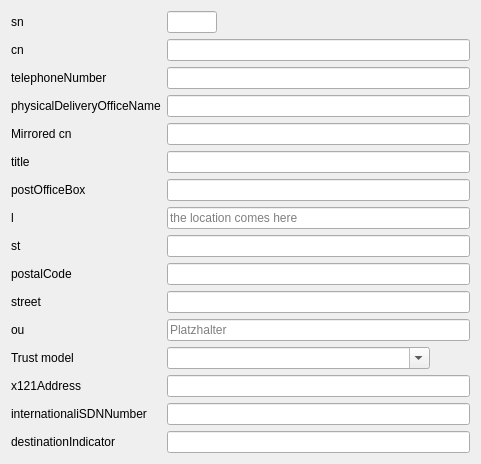
This is source/test.ui in gonicus/gosa as Qt 5 draws it before an edit. The edited form follows.
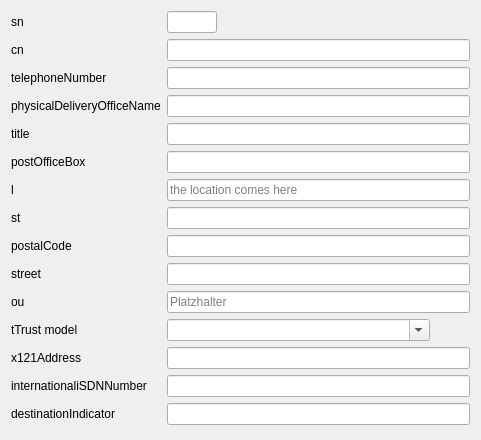
This is the edited form.

Patch:
```diff
--- a/source/test.ui
+++ b/source/test.ui
@@ -70,20 +70,6 @@
      <item row="3" column="1">
       <widget class="QLineEdit" name="physicalDeliveryOfficeNameEdit"/>
      </item>
-     <item row="4" column="0">
-      <widget class="QLabel" name="cnLabel">
-       <property name="text">
-        <string>Mirrored cn</string>
-       </property>
-      </widget>
-     </item>
-     <item row="4" column="1">
-      <widget class="QLineEdit" name="cnEdit">
-       <property name="readOnly">
-        <bool>true</bool>
-       </property>
-      </widget>
-     </item>
      <item row="5" column="0">
       <widget class="QLabel" name="titleLabel">
        <property name="text">
@@ -176,7 +162,7 @@
      <item row="12" column="0">
       <widget class="QLabel" name="trustModelLabel">
        <property name="text">
-        <string>Trust model</string>
+        <string>tTrust model</string>
        </property>
       </widget>
      </item>
```
